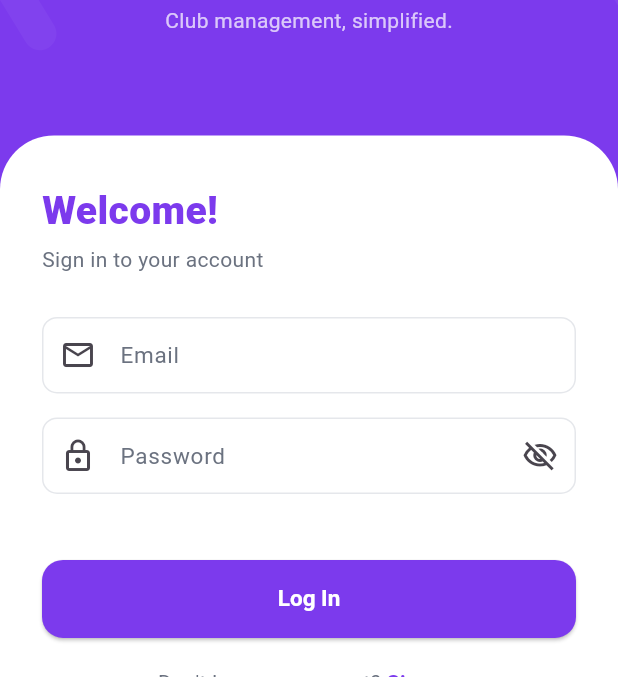
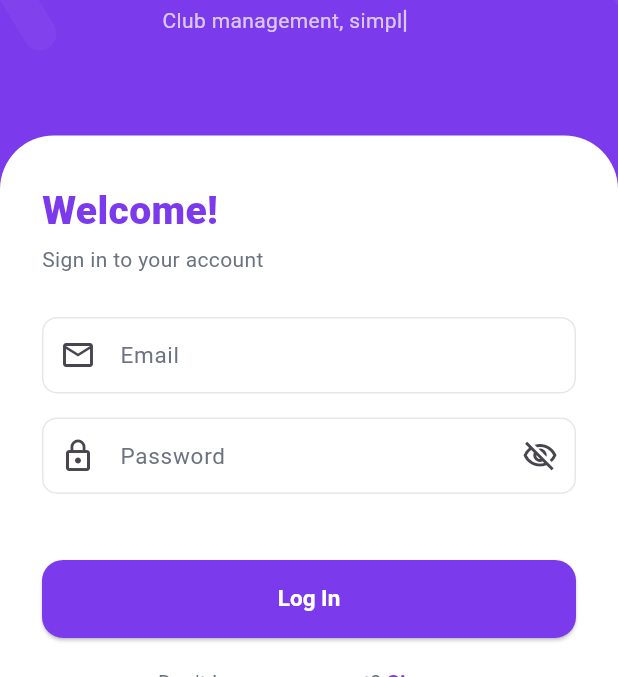
Before and after one commit to 0basharyousef0/ClubOS, a Flutter app: the first screen one second after launch, on a phone screen of 412 x 824 dp, the part 359-1036 px from its top. Run offline on Flutter 3.47's test engine with Material 3 defaults, Android fonts, the phone set to English and light mode, and no system bars; our stand-ins replace file_picker, firebase_core, firebase_messaging, flutter_dotenv, flutter_riverpod, go_router and 2 more; accounts and stored records are empty.

Commit message:
Type out "simplified." on the login screen
The tagline's last word types in with a blinking caret shortly after
the screen mounts (~85ms/char), then the caret fades. The untyped
remainder stays laid out transparently and the caret slot is always
reserved, so the centered line never shifts mid-animation.

Co-Authored-By: Claude Fable 5 <noreply@anthropic.com>

```diff
--- a/lib/features/auth/screens/login_screen.dart
+++ b/lib/features/auth/screens/login_screen.dart
@@ -5,6 +5,7 @@ import 'package:supabase_flutter/supabase_flutter.dart';
 
 import '../../../app/theme.dart';
 import '../../../shared/widgets/app_logo.dart';
+import '../../../shared/widgets/typewriter_tagline.dart';
 import '../providers/auth_providers.dart';
 
 class LoginScreen extends ConsumerStatefulWidget {
@@ -184,8 +185,9 @@ class _LoginScreenState extends ConsumerState<LoginScreen> {
                         ),
                       ),
                       const SizedBox(height: 6),
-                      Text(
-                        'Club management, simplified.',
+                      TypewriterTagline(
+                        prefix: 'Club management, ',
+                        word: 'simplified.',
                         style: TextStyle(
                           color: Colors.white.withValues(alpha: 0.72),
                           fontSize: 14,
--- /dev/null
+++ b/lib/shared/widgets/typewriter_tagline.dart
@@ -0,0 +1,99 @@
+import 'dart:async';
+
+import 'package:flutter/material.dart';
+
+/// Tagline that types out [word] after a static [prefix] with a blinking
+/// caret, e.g. "Club management, simpl▍".
+///
+/// The untyped remainder is laid out transparently and the caret always
+/// reserves its slot, so the line never shifts or re-centers mid-animation.
+class TypewriterTagline extends StatefulWidget {
+  final String prefix;
+  final String word;
+  final TextStyle style;
+
+  const TypewriterTagline({
+    super.key,
+    required this.prefix,
+    required this.word,
+    required this.style,
+  });
+
+  @override
+  State<TypewriterTagline> createState() => _TypewriterTaglineState();
+}
+
+class _TypewriterTaglineState extends State<TypewriterTagline> {
+  static const _startDelay = Duration(milliseconds: 450);
+  static const _charInterval = Duration(milliseconds: 85);
+  static const _blinkInterval = Duration(milliseconds: 380);
+  static const _caretLinger = Duration(milliseconds: 1000);
+
+  int _typed = 0;
+  bool _caretOn = true;
+  bool _caretGone = false;
+  Timer? _startTimer;
+  Timer? _typeTimer;
+  Timer? _blinkTimer;
+  Timer? _lingerTimer;
+
+  @override
+  void initState() {
+    super.initState();
+    _blinkTimer = Timer.periodic(_blinkInterval, (_) {
+      if (!_caretGone) setState(() => _caretOn = !_caretOn);
+    });
+    _startTimer = Timer(_startDelay, () {
+      _typeTimer = Timer.periodic(_charInterval, (t) {
+        setState(() => _typed++);
+        if (_typed >= widget.word.length) {
+          t.cancel();
+          _lingerTimer = Timer(_caretLinger, () {
+            setState(() => _caretGone = true);
+          });
+        }
+      });
+    });
+  }
+
+  @override
+  void dispose() {
+    _startTimer?.cancel();
+    _typeTimer?.cancel();
+    _blinkTimer?.cancel();
+    _lingerTimer?.cancel();
+    super.dispose();
+  }
+
+  @override
+  Widget build(BuildContext context) {
+    final typed = widget.word.substring(0, _typed);
+    final rest = widget.word.substring(_typed);
+    final showCaret = !_caretGone && _caretOn;
+    final caretColor =
+        showCaret ? (widget.style.color ?? Colors.white) : Colors.transparent;
+
+    return Text.rich(
+      TextSpan(
+        style: widget.style,
+        children: [
+          TextSpan(text: widget.prefix),
+          TextSpan(text: typed),
+          WidgetSpan(
+            alignment: PlaceholderAlignment.middle,
+            child: Container(
+              width: 1.5,
+              height: (widget.style.fontSize ?? 14) * 1.05,
+              margin: const EdgeInsets.symmetric(horizontal: 1),
+              color: caretColor,
+            ),
+          ),
+          TextSpan(
+            text: rest,
+            style: const TextStyle(color: Colors.transparent),
+          ),
+        ],
+      ),
+    );
+  }
+}
```
